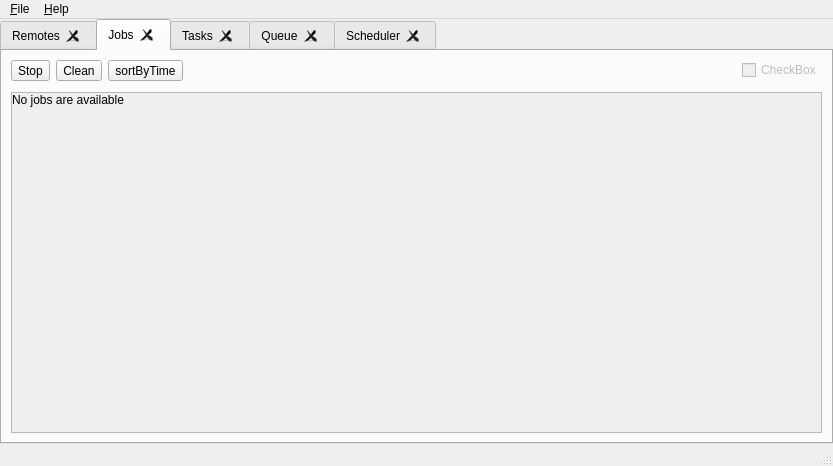
Old version of the form src/main_window.ui in the repository shahidabrar/RcloneBrowser.
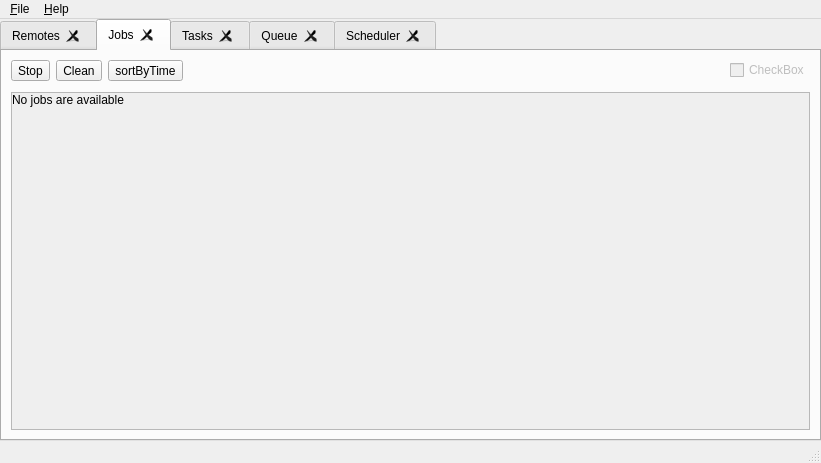
New version of the form.

What changed in the file:
```diff
--- a/src/main_window.ui
+++ b/src/main_window.ui
@@ -6,8 +6,8 @@
    <rect>
     <x>0</x>
     <y>0</y>
-    <width>833</width>
-    <height>466</height>
+    <width>821</width>
+    <height>463</height>
    </rect>
   </property>
   <property name="windowTitle">
@@ -241,8 +241,8 @@
             <rect>
              <x>0</x>
              <y>0</y>
-             <width>785</width>
-             <height>300</height>
+             <width>773</width>
+             <height>297</height>
             </rect>
            </property>
            <layout class="QVBoxLayout" name="verticalLayout_4">
@@ -872,7 +872,7 @@
     <rect>
      <x>0</x>
      <y>0</y>
-     <width>833</width>
+     <width>821</width>
      <height>22</height>
     </rect>
    </property>
```
Left out of the diff: 20 changed lines with no effect on the pictures.
